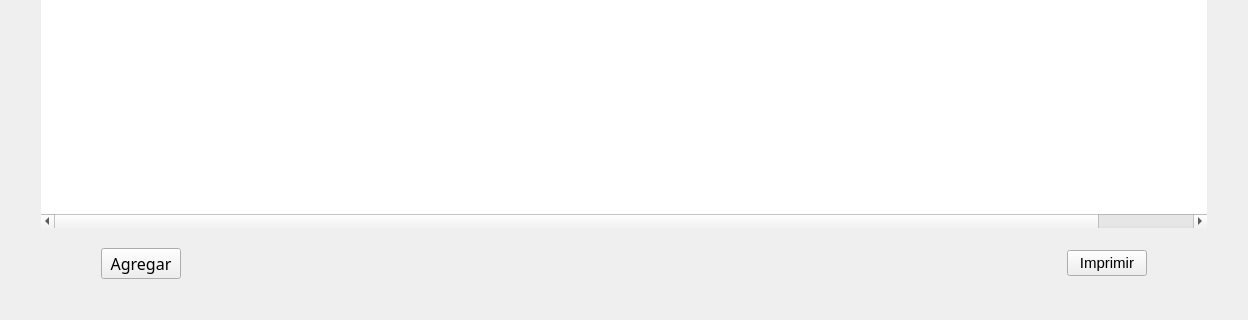
This is blustock/ui/screens_uis/stock.ui in MaxAPBusiness/Blustock as Qt 5 draws it before an edit; both pictures show x 0 to 1248 and y 457 to 777 of the 1248 by 777 pixel window. The edited form follows.
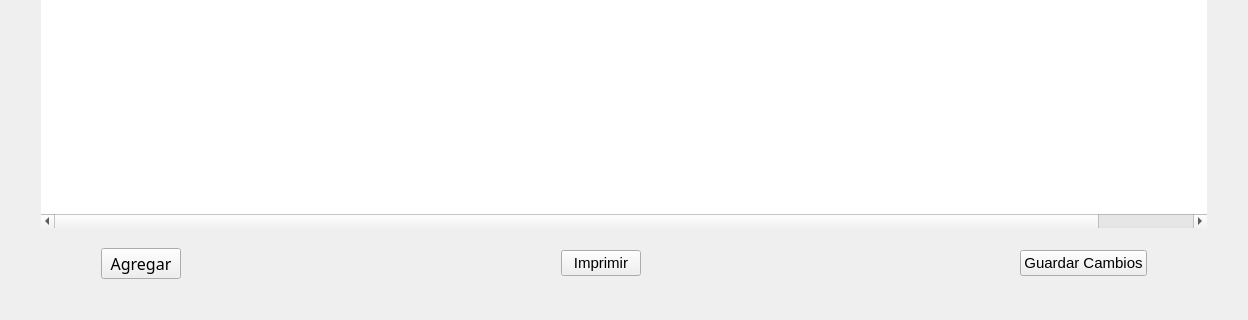
This is the edited form. Icons and pictures are not drawn.

Diff of the .ui file:
```diff
--- a/blustock/ui/screens_uis/stock.ui
+++ b/blustock/ui/screens_uis/stock.ui
@@ -291,6 +291,31 @@
          </property>
         </widget>
        </item>
+       <item>
+        <spacer name="horizontalSpacer_3">
+         <property name="orientation">
+          <enum>Qt::Horizontal</enum>
+         </property>
+         <property name="sizeHint" stdset="0">
+          <size>
+           <width>40</width>
+           <height>20</height>
+          </size>
+         </property>
+        </spacer>
+       </item>
+       <item>
+        <widget class="QPushButton" name="botonGuardar">
+         <property name="font">
+          <font>
+           <pointsize>11</pointsize>
+          </font>
+         </property>
+         <property name="text">
+          <string>Guardar Cambios</string>
+         </property>
+        </widget>
+       </item>
       </layout>
      </item>
     </layout>
```
